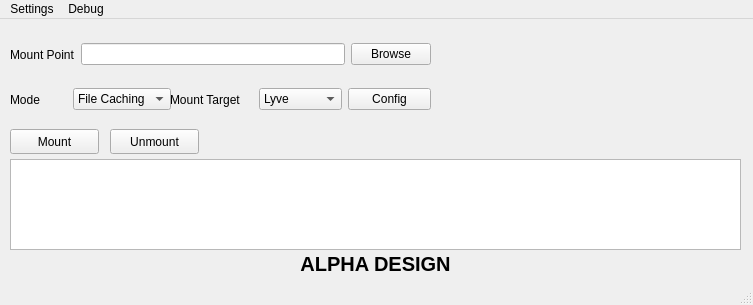
Old version of the form gui/mountPrimaryWindow.ui in the repository Seagate/cloudfuse.
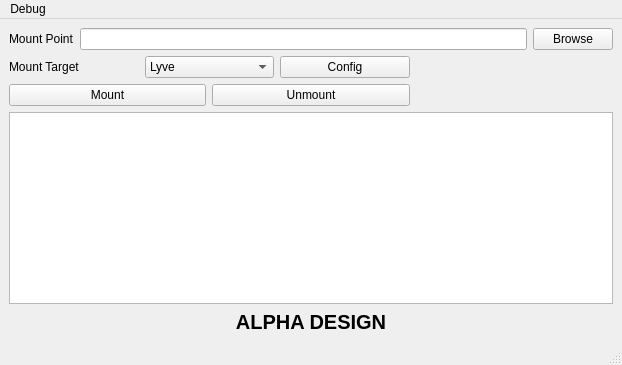
New version of the form.

Commit message: Auto resize main window

```diff
--- a/gui/mountPrimaryWindow.ui
+++ b/gui/mountPrimaryWindow.ui
@@ -6,8 +6,8 @@
    <rect>
     <x>0</x>
     <y>0</y>
-    <width>753</width>
-    <height>305</height>
+    <width>622</width>
+    <height>256</height>
    </rect>
   </property>
   <property name="sizePolicy">
@@ -29,31 +29,48 @@
    <set>QMainWindow::AllowTabbedDocks</set>
   </property>
   <widget class="QWidget" name="centralwidget">
-   <widget class="QWidget" name="horizontalLayoutWidget">
-    <property name="geometry">
-     <rect>
-      <x>10</x>
-      <y>60</y>
-      <width>161</width>
-      <height>41</height>
-     </rect>
-    </property>
-    <layout class="QHBoxLayout" name="horizontalLayout">
+   <layout class="QGridLayout" name="gridLayout">
+    <item row="0" column="0" colspan="3">
+     <layout class="QHBoxLayout" name="horizontalLayout_3">
+      <item>
+       <widget class="QLabel" name="label">
+        <property name="text">
+         <string>Mount Point</string>
+        </property>
+       </widget>
+      </item>
      <item>
-      <widget class="QLabel" name="label_2">
+       <widget class="QLineEdit" name="mountPoint_input"/>
+      </item>
+      <item>
+       <widget class="QPushButton" name="browse_button">
        <property name="text">
-        <string>Mode</string>
+         <string>Browse</string>
        </property>
       </widget>
      </item>
+     </layout>
+    </item>
+    <item row="1" column="0" colspan="2">
+     <layout class="QHBoxLayout" name="horizontalLayout_2">
      <item>
-      <widget class="QComboBox" name="pipeline_select">
+       <widget class="QLabel" name="label_4">
+        <property name="text">
+         <string>Mount Target</string>
+        </property>
+       </widget>
+      </item>
+      <item>
+       <widget class="QComboBox" name="bucket_select">
        <property name="toolTip">
         <string>&lt;html&gt;&lt;head/&gt;&lt;body&gt;&lt;p&gt;Set up the pipeline for LyveFuse. &lt;/p&gt;&lt;p&gt;Choose streaming or file caching&lt;/p&gt;&lt;/body&gt;&lt;/html&gt;</string>
        </property>
+        <property name="currentText">
+         <string>Lyve</string>
+        </property>
        <item>
         <property name="text">
-         <string>File Caching</string>
+          <string>Lyve</string>
         </property>
        </item>
        <item>
@@ -63,45 +80,43 @@
        </item>
       </widget>
      </item>
-    </layout>
-   </widget>
-   <widget class="QTextEdit" name="output_textEdit">
-    <property name="geometry">
-     <rect>
-      <x>10</x>
-      <y>140</y>
-      <width>731</width>
-      <height>91</height>
-     </rect>
-    </property>
-    <property name="sizePolicy">
-     <sizepolicy hsizetype="MinimumExpanding" vsizetype="MinimumExpanding">
-      <horstretch>0</horstretch>
-      <verstretch>0</verstretch>
-     </sizepolicy>
-    </property>
-   </widget>
+      <item>
+       <widget class="QPushButton" name="config_button">
+        <property name="text">
+         <string>Config</string>
+        </property>
+       </widget>
+      </item>
+     </layout>
+    </item>
+    <item row="2" column="0">
    <widget class="QPushButton" name="mount_button">
-    <property name="geometry">
-     <rect>
-      <x>10</x>
-      <y>110</y>
-      <width>89</width>
-      <height>25</height>
-     </rect>
-    </property>
     <property name="text">
      <string>Mount</string>
     </property>
    </widget>
+    </item>
+    <item row="2" column="1">
+     <widget class="QPushButton" name="unmount_button">
+      <property name="text">
+       <string>Unmount</string>
+      </property>
+     </widget>
+    </item>
+    <item row="3" column="0" colspan="3">
+     <widget class="QTextEdit" name="output_textEdit">
+      <property name="sizePolicy">
+       <sizepolicy hsizetype="MinimumExpanding" vsizetype="MinimumExpanding">
+        <horstretch>0</horstretch>
+        <verstretch>0</verstretch>
+       </sizepolicy>
+      </property>
+     </widget>
+    </item>
+    <item row="4" column="1">
    <widget class="QLabel" name="label_3">
-    <property name="geometry">
-     <rect>
-      <x>290</x>
-      <y>230</y>
-      <width>171</width>
-      <height>31</height>
-     </rect>
+      <property name="enabled">
+       <bool>true</bool>
     </property>
     <property name="font">
      <font>
@@ -113,6 +128,12 @@
       <kerning>true</kerning>
      </font>
     </property>
+      <property name="frameShape">
+       <enum>QFrame::NoFrame</enum>
+      </property>
+      <property name="frameShadow">
+       <enum>QFrame::Plain</enum>
+      </property>
     <property name="text">
      <string>ALPHA DESIGN</string>
     </property>
@@ -123,101 +144,15 @@
      <set>Qt::AlignCenter</set>
     </property>
    </widget>
-   <widget class="QPushButton" name="unmount_button">
-    <property name="geometry">
-     <rect>
-      <x>110</x>
-      <y>110</y>
-      <width>89</width>
-      <height>25</height>
-     </rect>
-    </property>
-    <property name="text">
-     <string>Unmount</string>
-    </property>
-   </widget>
-   <widget class="QWidget" name="horizontalLayoutWidget_2">
-    <property name="geometry">
-     <rect>
-      <x>170</x>
-      <y>60</y>
-      <width>261</width>
-      <height>41</height>
-     </rect>
-    </property>
-    <layout class="QHBoxLayout" name="horizontalLayout_2">
-     <item>
-      <widget class="QLabel" name="label_4">
-       <property name="text">
-        <string>Mount Target</string>
-       </property>
-      </widget>
-     </item>
-     <item>
-      <widget class="QComboBox" name="bucket_select">
-       <property name="toolTip">
-        <string>&lt;html&gt;&lt;head/&gt;&lt;body&gt;&lt;p&gt;Set up the pipeline for LyveFuse. &lt;/p&gt;&lt;p&gt;Choose streaming or file caching&lt;/p&gt;&lt;/body&gt;&lt;/html&gt;</string>
-       </property>
-       <property name="currentText">
-        <string>Lyve</string>
-       </property>
-       <item>
-        <property name="text">
-         <string>Lyve</string>
-        </property>
-       </item>
-       <item>
-        <property name="text">
-         <string>Azure</string>
-        </property>
-       </item>
-      </widget>
-     </item>
-     <item>
-      <widget class="QPushButton" name="config_button">
-       <property name="text">
-        <string>Config</string>
-       </property>
-      </widget>
-     </item>
-    </layout>
-   </widget>
-   <widget class="QWidget" name="horizontalLayoutWidget_3">
-    <property name="geometry">
-     <rect>
-      <x>10</x>
-      <y>10</y>
-      <width>421</width>
-      <height>51</height>
-     </rect>
-    </property>
-    <layout class="QHBoxLayout" name="horizontalLayout_3">
-     <item>
-      <widget class="QLabel" name="label">
-       <property name="text">
-        <string>Mount Point</string>
-       </property>
-      </widget>
-     </item>
-     <item>
-      <widget class="QLineEdit" name="mountPoint_input"/>
-     </item>
-     <item>
-      <widget class="QPushButton" name="browse_button">
-       <property name="text">
-        <string>Browse</string>
-       </property>
-      </widget>
-     </item>
-    </layout>
-   </widget>
+    </item>
+   </layout>
   </widget>
   <widget class="QMenuBar" name="menubar">
    <property name="geometry">
     <rect>
      <x>0</x>
      <y>0</y>
-     <width>753</width>
+     <width>622</width>
      <height>22</height>
     </rect>
    </property>
@@ -229,14 +164,6 @@
     <addaction name="debugHealthMonitor_action"/>
     <addaction name="debugTesting_action"/>
    </widget>
-   <widget class="QMenu" name="menuSettings">
-    <property name="title">
-     <string>Settings</string>
-    </property>
-    <addaction name="setup_action"/>
-    <addaction name="advancedSettings_action"/>
-   </widget>
-   <addaction name="menuSettings"/>
    <addaction name="menuDebug"/>
   </widget>
   <widget class="QStatusBar" name="statusbar"/>
```
Left out of the diff: 2 changed lines with no effect on the pictures. Lines whose indentation alone changed are shown as unchanged.
